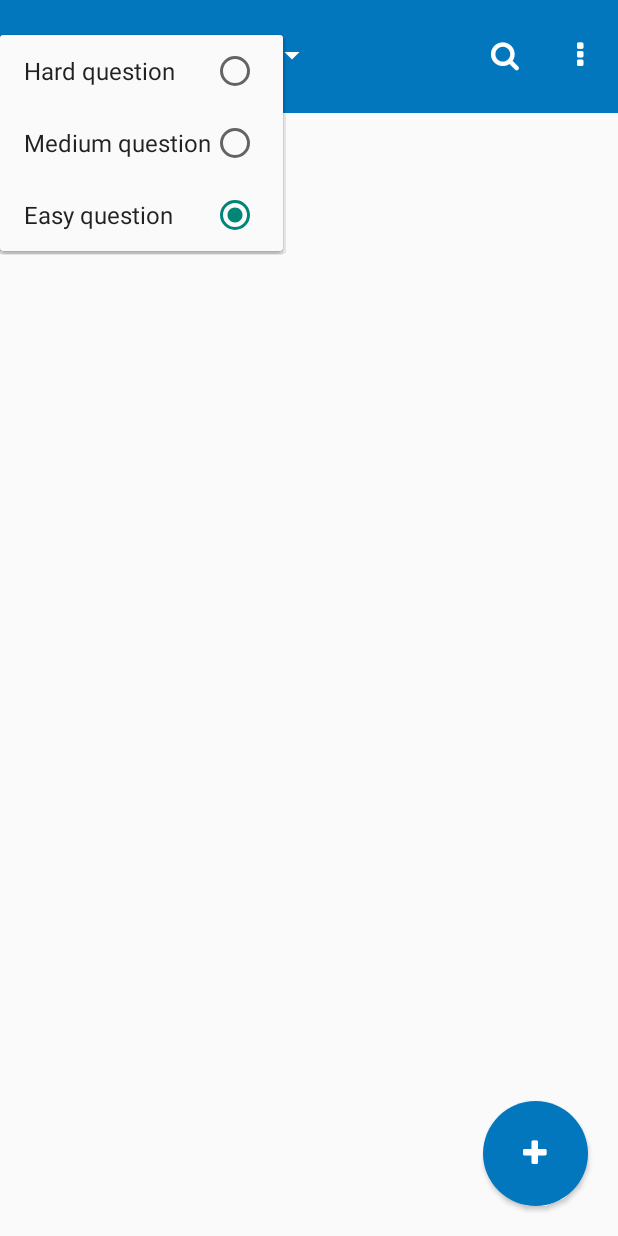
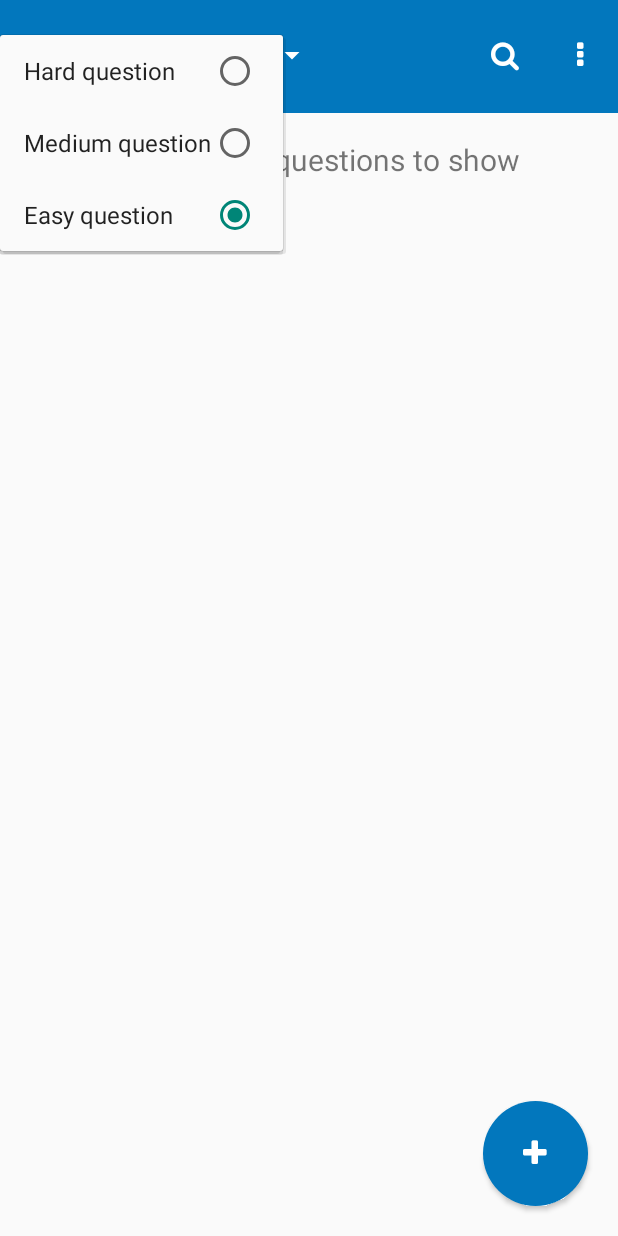
Before and after one commit to anhpeter/EnglishMultipleChoiceAdministration-android-lg, an Android app: the screen it shows after launch (MainActivity), after a tap on "Easy question", on a phone screen of 412 x 824 dp. Run offline under Robolectric (Android 15) with nearby library versions, the light colour scheme and no system bars; our stand-ins replace Firebase (no records; nobody signed in at launch, a user with empty details on screens opened directly).

Commit message:
show form

```diff
--- a/app/src/main/java/Defines/FragmentCommunicate.java
+++ b/app/src/main/java/Defines/FragmentCommunicate.java
@@ -3,5 +3,5 @@ package Defines;
 import java.util.HashMap;
 
 public interface FragmentCommunicate {
-    public void communicate(HashMap<String, String> data);
+    public void communicate(HashMap<String, String> data, String fromFragment);
 }
--- a/app/src/main/java/MainFragments/IndexTitleBarFragment.java
+++ b/app/src/main/java/MainFragments/IndexTitleBarFragment.java
@@ -31,9 +31,9 @@ import Helpers.Helper;
 
 public class IndexTitleBarFragment extends Fragment {
 
-
-    RelativeLayout rltDefault, rltSearchMode;
-    Button btnRightMenu, btnSearch, btnRunSearch, btnBack;
+    String fragmentName = "question-index-title-bar";
+    RelativeLayout rltDefault, rltSearchMode, rltSelectMode;
+    Button btnRightMenu, btnSearch, btnRunSearch, btnBack, btnBackInSelectMode, btnDelete;
     EditText edtSearch;
     Spinner spinnerController;
     View v;
@@ -71,7 +71,6 @@ public class IndexTitleBarFragment extends Fragment {
             @Override
             public void onClick(View v) {
                 edtSearch.requestFocus();
-                rltDefault.setVisibility(View.GONE);
                 rltSearchMode.setVisibility(View.VISIBLE);
             }
         });
@@ -81,27 +80,34 @@ public class IndexTitleBarFragment extends Fragment {
         btnBack.setOnClickListener(new View.OnClickListener() {
             @Override
             public void onClick(View v) {
-                Helper.hideKeyboard(getActivity());
-                rltSearchMode.setVisibility(View.GONE);
-                rltDefault.setVisibility(View.VISIBLE);
+                onBack();
+            }
+        });
+
+        btnBackInSelectMode.setOnClickListener(new View.OnClickListener() {
+            @Override
+            public void onClick(View v) {
+                onBack();
             }
         });
     }
 
+    private void onBack(){
+        Helper.hideKeyboard(getActivity());
+        rltSearchMode.setVisibility(View.GONE);
+        rltSelectMode.setVisibility(View.GONE);
+    }
 
     private void initSpinner() {
-        final ArrayList<String> spinnerControllerArrayList = new ArrayList<>();
-        spinnerControllerArrayList.add("Hard question");
-        spinnerControllerArrayList.add("Medium question");
-        spinnerControllerArrayList.add("Easy question");
-        ArrayAdapter<String> adapter = new ArrayAdapter(getActivity(), R.layout.spinner_item, spinnerControllerArrayList);
+        String[] spinnerItems = {"Hard question", "Medium question", "Easy question"};
+        ArrayAdapter<String> adapter = new ArrayAdapter(getActivity(), R.layout.spinner_item, spinnerItems);
         adapter.setDropDownViewResource(android.R.layout.simple_list_item_single_choice);
         spinnerController.setAdapter(adapter);
         spinnerController.setSelection(getSpinnerItemPosition());
         spinnerController.setOnItemSelectedListener(new AdapterView.OnItemSelectedListener() {
             @Override
             public void onItemSelected(AdapterView<?> parent, View view, int position, long id) {
-                fragmentCommunicate.communicate(getHashMapDataBySpinnerItemPosition(position));
+                fragmentCommunicate.communicate(getHashMapDataBySpinnerItemPosition(position), fragmentName);
             }
 
             @Override
@@ -157,8 +163,9 @@ public class IndexTitleBarFragment extends Fragment {
     private void setArguments() {
         Bundle bundle = getArguments();
         if (bundle != null) {
-            controller = bundle.getString("controller");
-            questionLevel = bundle.getString("questionLevel");
+            HashMap<String, String> params = (HashMap<String, String>) bundle.getSerializable("params");
+            controller = params.get("controller");
+            questionLevel = params.get("questionLevel");
             Log.d("xxx", "data received: " + controller + " - " + questionLevel);
         }
     }
@@ -166,10 +173,13 @@ public class IndexTitleBarFragment extends Fragment {
     private void mapping() {
         rltDefault = (RelativeLayout)  v.findViewById(R.id.rltDefault);
         rltSearchMode = (RelativeLayout)  v.findViewById(R.id.rltSearchMode);
+        rltSelectMode = (RelativeLayout)  v.findViewById(R.id.rltSelectMode);
         btnRightMenu = (Button) v.findViewById(R.id.btnRightMenu);
         btnSearch = (Button) v.findViewById(R.id.btnSearch);
         btnRunSearch = (Button) v.findViewById(R.id.btnRunSearch);
         btnBack = (Button) v.findViewById(R.id.btnBack);
+        btnDelete = (Button) v.findViewById(R.id.btnDelete);
+        btnBackInSelectMode = (Button) v.findViewById(R.id.btnBackInSelectMode);
         spinnerController = (Spinner) v.findViewById(R.id.spinnerController);
         edtSearch = (EditText) v.findViewById(R.id.edtSearch);
     }
--- a/app/src/main/java/MainFragments/QuestionIndexFragment.java
+++ b/app/src/main/java/MainFragments/QuestionIndexFragment.java
@@ -7,8 +7,11 @@ import android.util.Log;
 import android.view.LayoutInflater;
 import android.view.View;
 import android.view.ViewGroup;
+import android.view.accessibility.AccessibilityManager;
+import android.widget.AdapterView;
 import android.widget.Button;
 import android.widget.ListView;
+import android.widget.TextView;
 import android.widget.Toast;
 
 import com.example.multiple_choice.R;
@@ -16,6 +19,7 @@ import com.example.multiple_choice.R;
 import java.util.ArrayList;
 import java.util.HashMap;
 
+import Defines.FragmentCommunicate;
 import Defines.ICallback;
 import Defines.Question;
 import Defines.QuestionAdapter;
@@ -24,10 +28,15 @@ import Models.QuestionModel;
 
 public class QuestionIndexFragment extends Fragment implements ICallback<Question> {
 
+    FragmentCommunicate fragmentCommunicate;
+    String fragmentName = "question-index";
+    QuestionModel questionModel;
     View v;
+
+    TextView txtMessage;
+    String questionLevel;
     Button btnAdd;
     ListView lvMain;
-    QuestionModel questionModel;
     ArrayList<Question> questionArrayList;
     QuestionAdapter questionAdapter;
 
@@ -43,16 +52,41 @@ public class QuestionIndexFragment extends Fragment implements ICallback<Questio
     }
 
     private void onInit(){
+        fragmentCommunicate = (FragmentCommunicate) getActivity();
+        setArguments();
         questionModel = new QuestionModel(getActivity(), this);
-        questionModel.listAll( "list-all");
         questionArrayList = new ArrayList<>();
+        onListAll();
         initListView();
         onAddClicked();
+    }
+
+    private void onListAll(){
+        HashMap<String, String> params = new HashMap<>();
+        params.put("level", questionLevel);
+        questionModel.listAll(params, "list-all");
     }
 
     private void initListView(){
         questionAdapter = new QuestionAdapter(getActivity(), R.layout.question_item_layout, questionArrayList);
         lvMain.setAdapter(questionAdapter);
+        setListViewEvents();
+    }
+
+    private void setListViewEvents(){
+        onListViewItemClick();
+    }
+
+    private void onListViewItemClick(){
+        lvMain.setOnItemClickListener(new AdapterView.OnItemClickListener() {
+            @Override
+            public void onItemClick(AdapterView<?> parent, View view, int position, long id) {
+                HashMap<String, String> params = new HashMap<>();
+                params.put("id", questionArrayList.get(position).getId());
+                params.put("formType", "edit");
+                fragmentCommunicate.communicate(params, fragmentName);
+            }
+        });
     }
 
     private void onAddClicked(){
@@ -67,29 +101,47 @@ public class QuestionIndexFragment extends Fragment implements ICallback<Questio
     private void mapping(){
         btnAdd = (Button) v.findViewById(R.id.btnAdd);
         lvMain = (ListView) v.findViewById(R.id.lvMain);
+        txtMessage = (TextView) v.findViewById(R.id.txtMessage);
     }
 
-    public void onChangeData(HashMap<String, String> data){
-        Toast.makeText(getActivity(), "received data from index", Toast.LENGTH_SHORT).show();
+    public void onChangeData(HashMap<String, String> params){
+        if (params!=null){
+            questionLevel = params.get("questionLevel");
+            onListAll();
+        }
     }
 
     @Override
     public void itemCallBack(Question item, String tag) {
-
     }
 
     @Override
     public void listCallBack(ArrayList<Question> items, String tag) {
-        if (tag == "list-all") onListAll(items);
+        if (tag == "list-all") onListAllCallback(items);
     }
 
-    private void onListAll(ArrayList<Question> items){
-        Log.d("xxx", "list callback called");
+    private void onListAllCallback(ArrayList<Question> items){
+        Log.d("xxx", "list callback called, items size: "+items.size());
         questionArrayList.clear();
-        questionArrayList.addAll(items);
-        for (Question question: questionArrayList){
-            Log.d("xxx", question.getQuestion());
+        if (!items.isEmpty()){
+            txtMessage.setText("");
+            txtMessage.setVisibility(View.GONE);
+            lvMain.setVisibility(View.VISIBLE);
+            questionArrayList.addAll(items);
+        }else{
+            lvMain.setVisibility(View.GONE);
+            txtMessage.setText("There are no questions to show");
+            txtMessage.setVisibility(View.VISIBLE);
         }
         questionAdapter.notifyDataSetChanged();
     }
+
+    private void setArguments() {
+        Bundle bundle = getArguments();
+        if (bundle != null) {
+            HashMap<String, String> params = (HashMap<String, String>) bundle.getSerializable("params");
+            questionLevel = params.get("questionLevel");
+        }
+    }
+
 }
--- a/app/src/main/java/Models/QuestionModel.java
+++ b/app/src/main/java/Models/QuestionModel.java
@@ -1,6 +1,7 @@
 package Models;
 
 import android.app.Activity;
+import android.app.Fragment;
 import android.content.Context;
 import android.util.Log;
 import android.widget.Toast;
@@ -9,15 +10,19 @@ import androidx.annotation.Nullable;
 
 import com.google.android.gms.tasks.OnSuccessListener;
 import com.google.firebase.firestore.DocumentReference;
+import com.google.firebase.firestore.DocumentSnapshot;
 import com.google.firebase.firestore.EventListener;
 import com.google.firebase.firestore.FirebaseFirestore;
 import com.google.firebase.firestore.FirebaseFirestoreException;
+import com.google.firebase.firestore.Query;
 import com.google.firebase.firestore.QueryDocumentSnapshot;
 import com.google.firebase.firestore.QuerySnapshot;
 import com.google.firebase.firestore.WriteBatch;
 
 import java.util.ArrayList;
+import java.util.Arrays;
 import java.util.HashMap;
+import java.util.Map;
 
 import Defines.ICallback;
 import Defines.Question;
@@ -28,36 +33,67 @@ public class QuestionModel extends Model {
 
     ICallback<Question> iCallback;
 
-    public QuestionModel(Activity activity, QuestionIndexFragment questionIndexFragment){
+    public QuestionModel(Activity activity, Fragment fragment) {
         super("questions", activity);
-        iCallback = (ICallback<Question>) questionIndexFragment;
+        iCallback = (ICallback<Question>) fragment;
     }
 
-    public void listAll(final String tag){
-        db.collection(collection).addSnapshotListener(activity, new EventListener<QuerySnapshot>() {
+    @Override
+    public void listAll(final HashMap<String, String> params, final String tag) {
+        db.collection(collection)
+                .whereIn("level", Arrays.asList(params.get("level")))
+                .orderBy("created", Query.Direction.DESCENDING)
+                .addSnapshotListener(activity, new EventListener<QuerySnapshot>() {
+                    @Override
+                    public void onEvent(@Nullable QuerySnapshot value, @Nullable FirebaseFirestoreException error) {
+                        ArrayList<Question> questionArrayList = new ArrayList<>();
+                        if (value != null) {
+                            for (QueryDocumentSnapshot queryDocumentSnapshot : value) {
+                                Question qt = Question.getQuestionBySnapshot(queryDocumentSnapshot);
+                                for (int i = 0; i < 5; i++) questionArrayList.add(qt);
+                            }
+                        }
+                        iCallback.listCallBack(questionArrayList, tag);
+                    }
+                });
+    }
+
+    @Override
+    public void getItemById(String id, final String tag) {
+        db.collection(collection).document(id).get().addOnSuccessListener(new OnSuccessListener<DocumentSnapshot>() {
             @Override
-            public void onEvent(@Nullable QuerySnapshot value, @Nullable FirebaseFirestoreException error) {
-                ArrayList<Question> questionArrayList = new ArrayList<>();
-                for (QueryDocumentSnapshot queryDocumentSnapshot : value) {
-                    Question qt = Question.getQuestionByQueryDoc(queryDocumentSnapshot);;
-                    for (int i = 0; i<5; i++) questionArrayList.add(qt);
-                }
-                iCallback.listCallBack(questionArrayList, tag);
+            public void onSuccess(DocumentSnapshot documentSnapshot) {
+                Question question = Question.getQuestionBySnapshot(documentSnapshot);
+                iCallback.itemCallBack(question, tag);
             }
         });
     }
 
-    public void pushFakeData(){
+    public void pushFakeData() {
         ArrayList<Question> questionArrayList = new ArrayList<>();
-        questionArrayList.add(new Question("It is verry important for you... get well", "D", "for", "with", "in", "to", "text", "easy", -1));
-        questionArrayList.add(new Question("We have two ..... We see with them.", "A", "eyes", "legs", "hands", "ears", "text", "easy", -1));
-        questionArrayList.add(new Question("I am on my.... to the airport.", "B", "book", "street", "way", "tree", "text", "easy", -1));
-        questionArrayList.add(new Question("I am afraid ... studying English", "B", "to", "of", "for", "with", "text", "easy", -1));
-        for (Question question:questionArrayList){
+        questionArrayList.add(new Question(null,
+                "hey didn't reach an agreement ______ their differences.", "B",
+                "on account of", "due", "because", "owning", "text", "hard", -1));
+        questionArrayList.add(new Question(null,
+                "I'm very happy _____ in India. I really miss being there.", "A",
+                "to live", "to have lived", "to be lived", "to be living", "text", "hard", -1));
+        questionArrayList.add(new Question(null,
+                "It is verry important for you... get well", "D",
+                "for", "with", "in", "to", "text", "easy", -1));
+        questionArrayList.add(new Question(null,
+                "We have two ..... We see with them.", "A",
+                "eyes", "legs", "hands", "ears", "text", "easy", -1));
+        questionArrayList.add(new Question(null,
+                "I am on my.... to the airport.", "B",
+                "book", "street", "way", "tree", "text", "easy", -1));
+        questionArrayList.add(new Question(null,
+                "I am afraid ... studying English", "B",
+                "to", "of", "for", "with", "text", "easy", -1));
+        for (Question question : questionArrayList) {
             db.collection(collection).add(question.getDocData()).addOnSuccessListener(new OnSuccessListener<DocumentReference>() {
                 @Override
                 public void onSuccess(DocumentReference documentReference) {
-                    Log.d("xxx", "doc "+documentReference.getId()+" added");
+                    Log.d("xxx", "doc " + documentReference.getId() + " added");
                 }
             });
         }
--- a/app/src/main/java/com/example/multiple_choice/MainActivity.java
+++ b/app/src/main/java/com/example/multiple_choice/MainActivity.java
@@ -5,8 +5,10 @@ import androidx.appcompat.app.AppCompatActivity;
 
 import android.app.FragmentManager;
 import android.app.FragmentTransaction;
+import android.content.Intent;
 import android.os.Bundle;
 import android.util.Log;
+import android.widget.Switch;
 import android.widget.Toast;
 
 import com.google.firebase.firestore.EventListener;
@@ -37,55 +39,86 @@ public class MainActivity extends AppCompatActivity implements FragmentCommunica
         super.onCreate(savedInstanceState);
         setContentView(R.layout.activity_main);
 
-        mapping();
         onInit();
 
         callFragments();
     }
 
-    private void onInit(){
+    private void onInit() {
         controller = "questions";
-         questionLevel = "easy";
+        questionLevel = "easy";
         fragmentManager = getFragmentManager();
         Helper.initFontAwesome(getApplicationContext(), getWindow().getDecorView());
     }
 
-    private void callFragments(){
-        if (controller == "questions") callQuestionFragments();
-        else if (controller == "users") callUserFragments();
+    private void callFragments() {
+        if (controller.equals("questions")) callQuestionFragments();
+        else if (controller.equals("users")) callUserFragments();
     }
 
-    private void callQuestionFragments(){
+    private void callQuestionFragments() {
+        Bundle b = new Bundle();
+        HashMap<String, String> params = new HashMap<>();
+        params.put("controller", controller);
+        params.put("questionLevel", questionLevel);
+        b.putSerializable("params", params);
+
         // title bar
         FragmentTransaction fragmentTransaction = fragmentManager.beginTransaction();
         IndexTitleBarFragment indexTitleBarFragment = new IndexTitleBarFragment();
-        Bundle titleBarBundle = new Bundle();
-        titleBarBundle.putString("controller", controller);
-        titleBarBundle.putString("questionLevel", questionLevel);
-        indexTitleBarFragment.setArguments(titleBarBundle);
+        indexTitleBarFragment.setArguments(b);
         fragmentTransaction.add(R.id.indexTitleBarFrame, indexTitleBarFragment, "titleBar");
 
         // index
-        fragmentTransaction.add(R.id.indexFrame, new QuestionIndexFragment(), "index");
+        QuestionIndexFragment questionIndexFragment = new QuestionIndexFragment();
+        questionIndexFragment.setArguments(b);
+        fragmentTransaction.add(R.id.indexFrame, questionIndexFragment, "index");
         fragmentTransaction.commit();
 
     }
 
-    private void callUserFragments(){
+    private void callUserFragments() {
         Toast.makeText(this, "User Fragments Called", Toast.LENGTH_SHORT).show();
     }
 
-    private void mapping(){
+    @Override
+    public void communicate(HashMap<String, String> data, String fromFragment) {
+        switch (fromFragment) {
+            case "question-index-title-bar":
+                questionIndexTitleBarFragmentCommunicate(data);
+                break;
+            case "question-index":
+                questionIndexCommunicate(data);
+                break;
+        }
+    }
+
+    private void questionIndexTitleBarFragmentCommunicate(HashMap<String, String> data) {
+        controller = data.get("controller");
+        if (controller == "questions") {
+            String newQuestionLevel = data.get("questionLevel");
+            QuestionIndexFragment indexFragment = (QuestionIndexFragment) fragmentManager.findFragmentByTag("index");
+
+            // if new question level # current => on change
+            if (questionLevel != newQuestionLevel) indexFragment.onChangeData(data);
+            Toast.makeText(this, controller + " - " + questionLevel, Toast.LENGTH_SHORT).show();
+        }
+    }
+
+    private void questionIndexCommunicate(HashMap<String, String> data) {
+        Intent i = new Intent(MainActivity.this, FormActivity.class);
+        Bundle b = new Bundle();
+        data.put("controller", controller);
+        b.putSerializable("params", data);
+        i.putExtra("package", b);
+        startActivity(i);
+        Toast.makeText(this, "Question Index Send Params", Toast.LENGTH_SHORT).show();
     }
 
     @Override
-    public void communicate(HashMap<String, String> data) {
-        controller = data.get("controller");
-        if (controller == "questions"){
-            questionLevel = data.get("questionLevel");
-            QuestionIndexFragment indexFragment = (QuestionIndexFragment) fragmentManager.findFragmentByTag("index");
-            indexFragment.onChangeData(data);
-        }
-        Toast.makeText(this, controller +" - "+questionLevel, Toast.LENGTH_SHORT).show();
+    public void onBackPressed() {
+        if (fragmentManager.getBackStackEntryCount() > 0){
+            fragmentManager.popBackStack();
+        }else super.onBackPressed();
     }
 }
--- a/app/src/main/res/layout/fragment_index_title_bar.xml
+++ b/app/src/main/res/layout/fragment_index_title_bar.xml
@@ -2,14 +2,15 @@
     xmlns:tools="http://schemas.android.com/tools"
     android:layout_width="match_parent"
     android:layout_height="75dp"
-    android:background="@color/blue"
     android:id="@+id/containerLayout"
     tools:context="MainFragments.IndexTitleBarFragment">
 
+    <!-- default mode -->
     <RelativeLayout
         android:id="@+id/rltDefault"
         android:layout_width="match_parent"
         android:layout_height="match_parent"
+        android:background="@color/blue"
         android:gravity="center_vertical"
         >
         <Spinner
@@ -54,6 +55,7 @@
         android:id="@+id/rltSearchMode"
         android:layout_width="match_parent"
         android:layout_height="match_parent"
+        android:background="@color/blue"
         android:gravity="center_vertical"
         android:visibility="gone"
         >
@@ -93,4 +95,39 @@
             ></EditText>
     </RelativeLayout>
 
+    <!-- select mode -->
+    <RelativeLayout
+        android:id="@+id/rltSelectMode"
+        android:layout_width="match_parent"
+        android:layout_height="match_parent"
+        android:background="@color/blue"
+        android:gravity="center_vertical"
+        android:visibility="gone"
+        >
+        <Button
+            android:id="@+id/btnBackInSelectMode"
+            android:layout_width="50dp"
+            android:layout_height="wrap_content"
+
+            android:text="@string/fa_icon_arrow_left"
+            android:textColor="#fff"
+            android:textSize="20sp"
+            android:background="@android:color/transparent"
+            ></Button>
+
+        <Button
+            android:id="@+id/btnDelete"
+            android:layout_width="50dp"
+            android:layout_height="wrap_content"
+
+            android:text="@string/fa_icon_trash"
+            android:textColor="#fff"
+            android:textSize="20sp"
+
+            android:layout_alignParentRight="true"
+            android:background="@android:color/transparent"
+            ></Button>
+
+    </RelativeLayout>
+
 </RelativeLayout>
--- a/app/src/main/res/layout/fragment_question_index.xml
+++ b/app/src/main/res/layout/fragment_question_index.xml
@@ -1,9 +1,20 @@
 <RelativeLayout xmlns:android="http://schemas.android.com/apk/res/android"
+    xmlns:tools="http://schemas.android.com/tools"
     android:id="@+id/containerLayout"
-    xmlns:tools="http://schemas.android.com/tools"
     android:layout_width="match_parent"
     android:layout_height="match_parent"
     tools:context="MainFragments.QuestionIndexFragment">
+
+    <TextView
+        android:id="@+id/txtMessage"
+        android:layout_width="match_parent"
+        android:layout_height="wrap_content"
+
+        android:layout_marginTop="20dp"
+        android:gravity="center"
+        android:text="This is message"
+        android:visibility="gone"
+        android:textSize="20sp"></TextView>
 
     <ListView
         android:id="@+id/lvMain"
@@ -16,13 +27,12 @@
         android:layout_width="70dp"
         android:layout_height="70dp"
 
-        android:text="@string/fa_icon_plus"
-        android:textSize="20sp"
-        android:textColor="#fff"
-        android:background="@drawable/button_circle_add"
+        android:layout_alignParentRight="true"
         android:layout_alignParentBottom="true"
-        android:layout_alignParentRight="true"
         android:layout_marginRight="20dp"
         android:layout_marginBottom="20dp"
-        ></Button>
+        android:background="@drawable/button_circle_add"
+        android:text="@string/fa_icon_plus"
+        android:textColor="#fff"
+        android:textSize="20sp"></Button>
 </RelativeLayout>
```
Also changed, not shown: app/src/main/AndroidManifest.xml (+4 -3 lines), app/src/main/java/Defines/Question.java (+23 -3 lines), app/src/main/java/Defines/QuestionAdapter.java (+5 -3 lines), app/src/main/java/MainFragments/QuestionFormFragment.java (added, +99 -0 lines), app/src/main/java/Models/Model.java (+7 -1 lines), app/src/main/java/com/example/multiple_choice/FormActivity.java (added, +90 -0 lines), app/src/main/res/layout/activity_form.xml (added, +23 -0 lines), app/src/main/res/layout/fragment_question_form.xml (added, +113 -0 lines), app/src/main/res/layout/question_item_layout.xml (+9 -8 lines).
